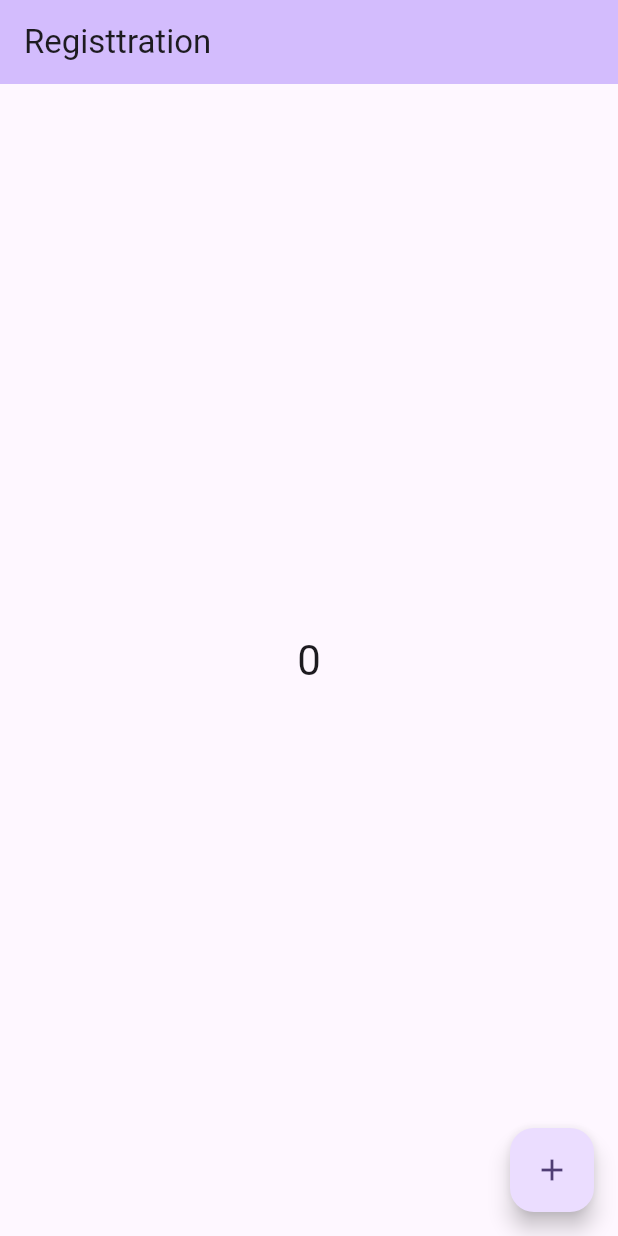
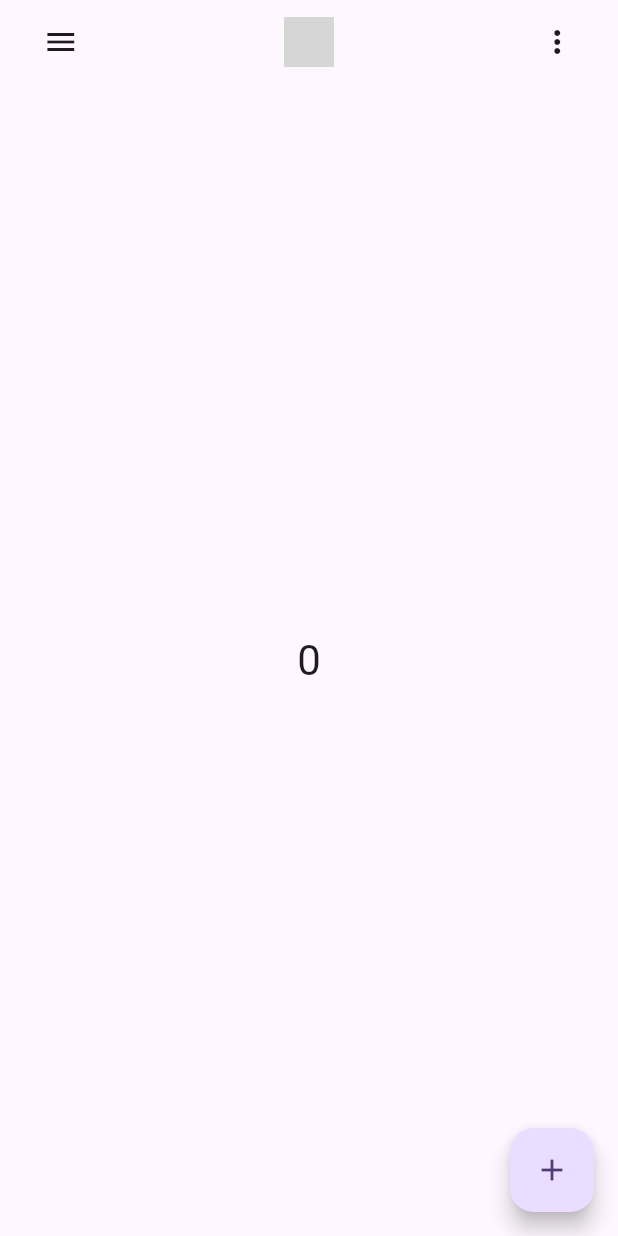
Before and after one commit to xolani-tosh/king_price_pokemon_app, a Flutter app: the screen it shows after launch, on a phone screen of 412 x 824 dp. Run offline on Flutter 3.47's test engine with Material 3 defaults, Android fonts, the phone set to English and light mode, and no system bars; grey boxes are pictures that could not be loaded.

Commit message:
Use custom app bar

```diff
--- a/lib/widgets/app_template.dart
+++ b/lib/widgets/app_template.dart
@@ -1,28 +1,31 @@
 import 'package:flutter/material.dart';
 import 'package:king_price_pokemon_app/helpers/app_sizes.dart';
+import 'package:king_price_pokemon_app/widgets/app_bar.dart';
 
 class AppTemplate extends StatefulWidget {
-
   const AppTemplate({super.key, required this.title, required this.page});
 
   final String title;
   final Widget page;
-
 
   @override
   State<AppTemplate> createState() => _AppTemplateState();
 }
 
 class _AppTemplateState extends State<AppTemplate> {
-
   @override
   Widget build(BuildContext context) {
     return Scaffold(
-      appBar: AppBar(
-        backgroundColor: Theme.of(context).colorScheme.inversePrimary,
-        title: Text(widget.title),
+      appBar: AppTopBar(
+        isHomePage: true,
+        logoPath: 'assets/branding/app_logo.webp',
+        onMenuTap: () {},
+        onActionTap: () {},
       ),
-      body: Padding(padding: AppSizes(context).padding.medium, child: widget.page),
+      body: Padding(
+        padding: AppSizes(context).padding.medium,
+        child: widget.page,
+      ),
       floatingActionButton: FloatingActionButton(
         onPressed: null,
         tooltip: 'Increment',
```
